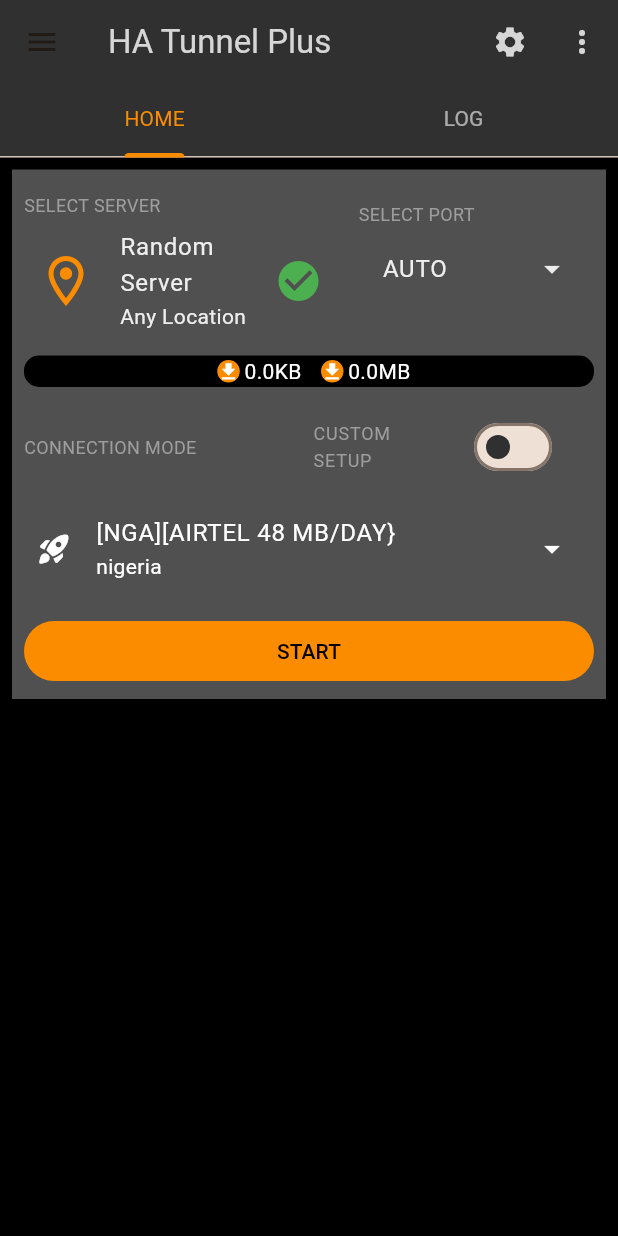
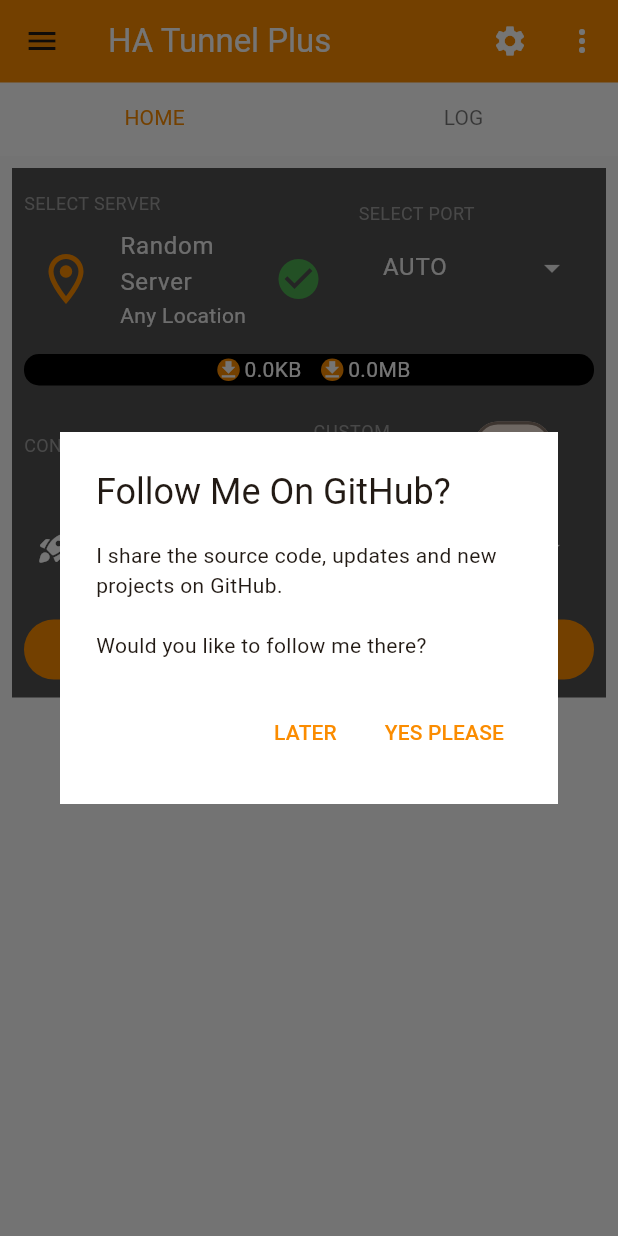
Before and after one commit to adebayoAdesina/Flutter_HA_Tunnel_Plus_UI_Design, a Flutter app: the screen it shows after launch, on a phone screen of 412 x 824 dp. Run offline on Flutter 3.47's test engine with Material 3 defaults, Android fonts, the light colour scheme and no system bars; our stand-ins replace shared_preferences.

Commit message:
Add GitHub dialog, drawer links and tab styling

```diff
--- a/lib/Screen/mobile.dart
+++ b/lib/Screen/mobile.dart
@@ -1,37 +1,90 @@
 import 'package:flutter/material.dart';
+import 'package:url_launcher/url_launcher.dart';
 import 'package:ha_tunnel_plus_ui_design/Views/Mobile/mobile_home.dart';
 import 'package:ha_tunnel_plus_ui_design/Views/Mobile/mobile_log.dart';
 import 'package:ha_tunnel_plus_ui_design/Widget/info.dart';
 
 import '../Color/colors.dart';
+import '../Widget/identification.dart';
+import 'about.dart';
+import 'server_apps.dart';
+import 'settings.dart';
 
-class Mobile extends StatelessWidget {
+class Mobile extends StatefulWidget {
   const Mobile({Key? key}) : super(key: key);
 
   @override
+  State<Mobile> createState() => _MobileState();
+}
+
+class _MobileState extends State<Mobile> {
+  @override
+  void initState() {
+    super.initState();
+    WidgetsBinding.instance.addPostFrameCallback((_) => _showGithubDialog());
+  }
+
+  void _openSettings() {
+    Navigator.of(context).push(
+      MaterialPageRoute(builder: (_) => const SettingsPage()),
+    );
+  }
+
+  void _showGithubDialog() {
+    if (!mounted) return;
+    showDialog(
+      context: context,
+      builder: (context) => AlertDialog(
+        backgroundColor: Colors.white,
+        shape: const RoundedRectangleBorder(),
+        title: const Text('Follow Me On GitHub?'),
+        content: const Text(
+          'I share the source code, updates and new projects on GitHub.\n\n'
+          'Would you like to follow me there?',
+        ),
+        actions: [
+          TextButton(
+            onPressed: () => Navigator.of(context).pop(),
+            child: const Text('LATER', style: TextStyle(color: drawerColor)),
+          ),
+          TextButton(
+            onPressed: () {
+              Navigator.of(context).pop();
+              launchUrl(Uri.parse(githubUrl),
+                  mode: LaunchMode.externalApplication);
+            },
+            child:
+                const Text('YES PLEASE', style: TextStyle(color: drawerColor)),
+          ),
+        ],
+      ),
+    );
+  }
+
+  @override
   Widget build(BuildContext context) {
+    final light = Theme.of(context).brightness == Brightness.light;
     return DefaultTabController(
       length: 2,
       child: Scaffold(
-        backgroundColor: Colors.black,
         appBar: AppBar(
-          backgroundColor: appBarColor,
+          backgroundColor: light ? drawerColor : appBarColor,
           title: Text(
             'HA Tunnel Plus',
             style: TextStyle(
-              color: iconColor.withOpacity(0.8),
+              color: light ? iconColor : iconColor.withValues(alpha: 0.8),
             ),
           ),
           actions: [
             IconButton(
-              onPressed: (){},
+              onPressed: _openSettings,
               icon: const Icon(Icons.settings),
-              color: iconColor.withOpacity(0.8),
+              color: light ? iconColor : iconColor.withValues(alpha: 0.8),
             ),
 
             PopupMenuButton(
               color: appBarColor,
-              icon: Icon(Icons.more_vert, color: iconColor.withOpacity(0.8),),
+              icon: Icon(Icons.more_vert, color: light ? iconColor : iconColor.withValues(alpha: 0.8),),
               itemBuilder: (context)=> [
 
                 PopupMenuItem(
@@ -46,7 +99,7 @@
                       ),),
                       Icon(
                       Icons.arrow_right_outlined,
-                      color: iconColor.withOpacity(0.8),
+                      color: iconColor.withValues(alpha: 0.8),
                     ),
 
                     ],
@@ -108,11 +161,18 @@
             )
           ],
 
-          bottom: TabBar(
+          bottom: PreferredSize(
+            preferredSize: const Size.fromHeight(kTextTabBarHeight),
+            child: ColoredBox(
+              color: light ? Colors.white : appBarColor,
+              child: TabBar(
                 indicatorWeight: 3,
                 indicatorColor: drawerColor,
+                indicatorSize: TabBarIndicatorSize.tab,
+                dividerColor: Colors.transparent,
                 labelColor: drawerColor,
-            unselectedLabelColor: iconColor.withOpacity(0.6),
+                unselectedLabelColor:
+                    light ? Colors.black54 : iconColor.withValues(alpha: 0.6),
                 labelStyle: const TextStyle(
                   fontWeight: FontWeight.w400
                 ),
@@ -124,6 +184,8 @@
                     text: 'LOG',
                   )
                 ],
+              ),
+            ),
           ),
         ),
         drawer: Drawer(
@@ -176,17 +238,21 @@
                   ),
                 ),
                 Divider(
-                  color: iconColor.withOpacity(0.3),
+                  color: iconColor.withValues(alpha: 0.3),
                   thickness: 1,
                 ),
-                const Padding(
-                  padding: EdgeInsets.all(8.0),
+                Padding(
+                  padding: const EdgeInsets.all(8.0),
                   child: ListTile(
-                    leading: Icon(
+                    onTap: () {
+                      Navigator.of(context).pop();
+                      showIdentificationDialog(context);
+                    },
+                    leading: const Icon(
                       Icons.fingerprint,
                       color: iconColor,
                     ),
-                    title: Text(
+                    title: const Text(
                       'Identification',
                       style: TextStyle(
                         color: iconColor,
@@ -196,7 +262,7 @@
                   ),
                 ),
                 Divider(
-                  color: iconColor.withOpacity(0.3),
+                  color: iconColor.withValues(alpha: 0.3),
                   thickness: 1,
                 ),
                 const Padding(
@@ -232,17 +298,21 @@
                   ),
                 ),
                 Divider(
-                  color: iconColor.withOpacity(0.3),
+                  color: iconColor.withValues(alpha: 0.3),
                   thickness: 1,
                 ),
-                const Padding(
-                  padding: EdgeInsets.all(8.0),
+                Padding(
+                  padding: const EdgeInsets.all(8.0),
                   child: ListTile(
-                    leading: Icon(
+                    onTap: () {
+                      Navigator.of(context).pop();
+                      _openSettings();
+                    },
+                    leading: const Icon(
                       Icons.settings,
                       color: iconColor,
                     ),
-                    title: Text(
+                    title: const Text(
                       'Settings',
                       style: TextStyle(
                         color: iconColor,
@@ -251,14 +321,22 @@
                     ),
                   ),
                 ),
-                const Padding(
-                  padding: EdgeInsets.all(8.0),
+                Padding(
+                  padding: const EdgeInsets.all(8.0),
                   child: ListTile(
-                    leading: Icon(
+                    onTap: () {
+                      Navigator.of(context).pop();
+                      Navigator.of(context).push(
+                        MaterialPageRoute(
+                          builder: (_) => const ServerAppsPage(),
+                        ),
+                      );
+                    },
+                    leading: const Icon(
                       Icons.apps_rounded,
                       color: iconColor,
                     ),
-                    title: Text(
+                    title: const Text(
                       'Server Apps',
                       style: TextStyle(
                         color: iconColor,
@@ -268,7 +346,7 @@
                   ),
                 ),
                 Divider(
-                  color: iconColor.withOpacity(0.3),
+                  color: iconColor.withValues(alpha: 0.3),
                   thickness: 1,
                 ),
                 const Padding(
@@ -288,14 +366,20 @@
                     ),
                   ),
                 ),
-                const Padding(
-                  padding: EdgeInsets.all(8.0),
+                Padding(
+                  padding: const EdgeInsets.all(8.0),
                   child: ListTile(
-                    leading: Icon(
+                    onTap: () {
+                      Navigator.of(context).pop();
+                      Navigator.of(context).push(
+                        MaterialPageRoute(builder: (_) => const AboutPage()),
+                      );
+                    },
+                    leading: const Icon(
                       Icons.info_rounded,
                       color: iconColor,
                     ),
-                    title: Text(
+                    title: const Text(
                       'About',
                       style: TextStyle(
                         color: iconColor,
@@ -305,7 +389,7 @@
                   ),
                 ),
                 Divider(
-                  color: iconColor.withOpacity(0.3),
+                  color: iconColor.withValues(alpha: 0.3),
                   thickness: 1,
                 ),
                 const Padding(
@@ -326,7 +410,7 @@
                   ),
                 ),
                 Divider(
-                  color: iconColor.withOpacity(0.3),
+                  color: iconColor.withValues(alpha: 0.3),
                   thickness: 1,
                 ),
                 const Padding(
```
Lines whose indentation alone changed are shown as unchanged.
